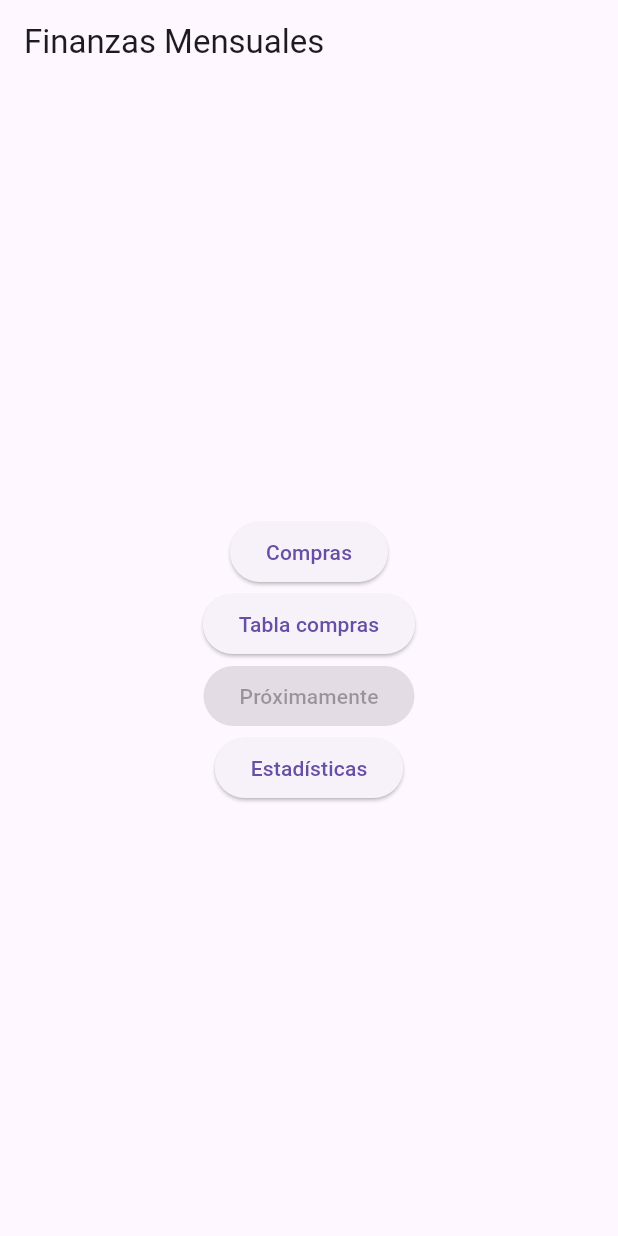
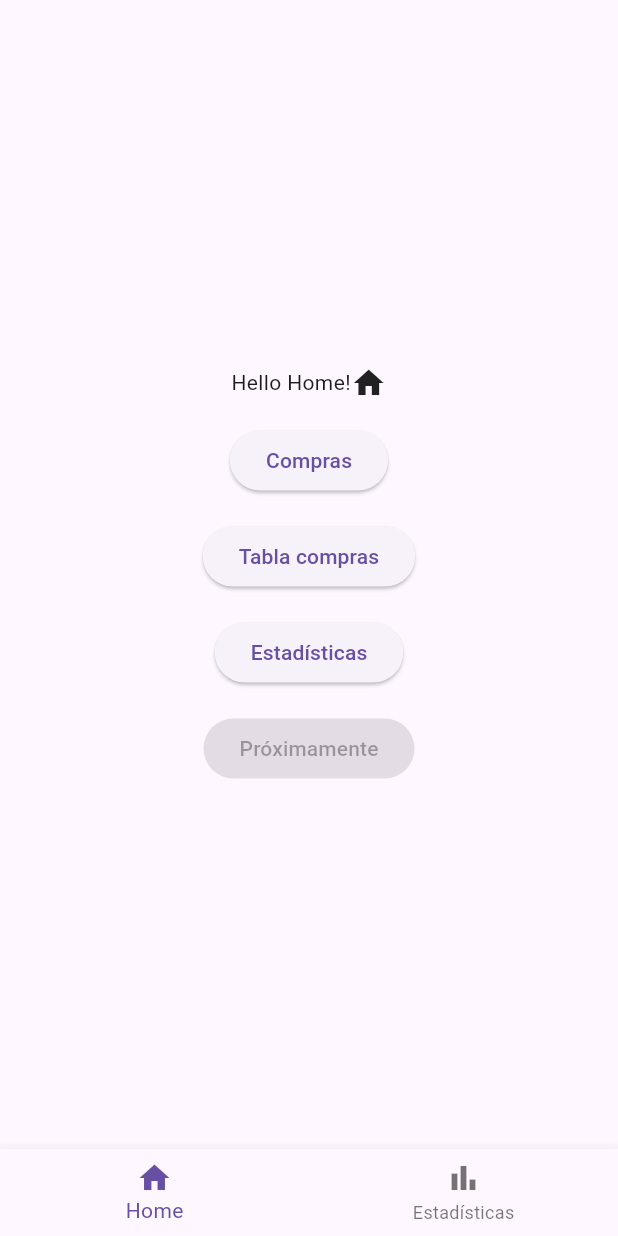
Before and after one commit to JoelAPL/Finazas_app, a Flutter app: the screen it shows after launch, on a phone screen of 412 x 824 dp. Run offline on Flutter 3.47's test engine with Material 3 defaults, Android fonts, the phone set to English and light mode, and no system bars; our stand-ins replace sqflite, syncfusion_flutter_charts; accounts and stored records are empty.

Commit message:
Theme planille

```diff
--- a/analysis_options.yaml
+++ b/analysis_options.yaml
@@ -7,6 +7,9 @@
 
 # The following line activates a set of recommended lints for Flutter apps,
 # packages, and plugins designed to encourage good coding practices.
+analyzer:
+  errors:
+    unused_import: ignore
 include: package:flutter_lints/flutter.yaml
 
 linter:
--- a/lib/main.dart
+++ b/lib/main.dart
@@ -10,55 +10,199 @@ class MyApp extends StatelessWidget {
   Widget build(BuildContext context) {
     return MaterialApp(
       title: 'Finanzas Mensuales',
-      theme: ThemeData(primarySwatch: Colors.blue),
-      home: HomePage(),
+      theme: ThemeData(
+        primarySwatch: Colors.blue,
+      ),
+      home: const PersistentTabsDemo(),
     );
   }
 }
 
-class HomePage extends StatelessWidget {
+class PersistentTabs extends StatelessWidget {
+  const PersistentTabs({required this.screenWidgets, this.currentTabIndex = 0, Key? key}) : super(key: key);
+  final int? currentTabIndex;
+  final List<Widget> screenWidgets;
+
+  List<Widget> _buildOffstageWidgets() {
+    return screenWidgets
+        .map(
+          (w) => Offstage(
+            offstage: currentTabIndex != screenWidgets.indexOf(w),
+            child: Navigator(
+              onGenerateRoute: (routeSettings) {
+                return MaterialPageRoute(builder: (_) => w);
+              },
+            ),
+          ),
+        )
+        .toList();
+  }
+
+  @override
+  Widget build(BuildContext context) {
+    return Stack(
+      children: _buildOffstageWidgets(),
+    );
+  }
+}
+
+class PersistentTabsDemo extends StatefulWidget {
+  const PersistentTabsDemo({Key? key}) : super(key: key);
+
+  @override
+  State<PersistentTabsDemo> createState() => _PersistentTabsDemoState();
+}
+
+class _PersistentTabsDemoState extends State<PersistentTabsDemo> {
+  int? currentTabIndex;
+
+  @override
+  void initState() {
+    super.initState();
+    currentTabIndex = 0;
+  }
+
+  void setCurrentIndex(int val) {
+    setState(() {
+      currentTabIndex = val;
+    });
+  }
+
   @override
   Widget build(BuildContext context) {
     return Scaffold(
-      appBar: AppBar(title: Text('Finanzas Mensuales')),
+      body: PersistentTabs(
+        currentTabIndex: currentTabIndex,
+        screenWidgets: const [Home(), StatsScreen()],
+      ),
+      bottomNavigationBar: BottomNavigationBar(
+        onTap: setCurrentIndex,
+        currentIndex: currentTabIndex!,
+        items: const [
+          BottomNavigationBarItem(
+            icon: Icon(Icons.home),
+            label: 'Home',
+          ),
+          BottomNavigationBarItem(
+            icon: Icon(Icons.bar_chart),
+            label: 'Estadísticas',
+          ),
+        ],
+      ),
+    );
+  }
+}
+
+void _pushTo(BuildContext context, Widget screen) {
+  Navigator.push(context, MaterialPageRoute(builder: (_) => screen));
+}
+
+class Home extends StatelessWidget {
+  const Home({Key? key}) : super(key: key);
+
+  @override
+  Widget build(BuildContext context) {
+    return Scaffold(
       body: Center(
+        child: Padding(
+          padding: const EdgeInsets.all(32.0),
           child: Column(
             mainAxisAlignment: MainAxisAlignment.center,
             children: [
+              Row(
+                mainAxisAlignment: MainAxisAlignment.center,
+                children: const [
+                  Text('Hello Home!'),
+                  Icon(Icons.home),
+                ],
+              ),
+              const SizedBox(height: 16),
               ElevatedButton(
                 onPressed: () {
-                Navigator.push(
+                  _pushTo(
                     context,
-                  MaterialPageRoute(builder: (context) => AddCompraScreen()),
+                    AddCompraScreen(),
                   );
                 },
-              child: Text('Compras'),
+                child: const Text('Compras'),
               ),
+              const SizedBox(height: 16),
               ElevatedButton(
                 onPressed: () {
-                Navigator.push(
+                  _pushTo(
                     context,
-                  MaterialPageRoute(builder: (context) => TableScreen()),
+                    TableScreen(),
                   );
                 },
-              child: Text('Tabla compras'),
+                child: const Text('Tabla compras'),
               ),
+              const SizedBox(height: 16),
+              ElevatedButton(
+                onPressed: () {
+                  _pushTo(
+                    context,
+                    StatsScreen(),
+                  );
+                },
+                child: const Text('Estadísticas'),
+              ),
+              const SizedBox(height: 16),
               ElevatedButton(
                 onPressed: null,
-              child: Text('Próximamente'),
-            ),
-            ElevatedButton(
-              onPressed: () {
-                Navigator.push(
-                  context,
-                  MaterialPageRoute(builder: (context) => StatsScreen()),
-                );
-              },
-              child: Text('Estadísticas'),
+                child: const Text('Próximamente'),
               ),
             ],
+          ),
         ),
       ),
     );
   }
 }
+
+class StatsScreen extends StatelessWidget {
+  const StatsScreen({Key? key}) : super(key: key);
+
+  @override
+  Widget build(BuildContext context) {
+    return Scaffold(
+      appBar: AppBar(
+        title: const Text('Estadísticas'),
+      ),
+      body: const Center(
+        child: Text('Aquí van las estadísticas'),
+      ),
+    );
+  }
+}
+
+class AddCompraScreen extends StatelessWidget {
+  const AddCompraScreen({Key? key}) : super(key: key);
+
+  @override
+  Widget build(BuildContext context) {
+    return Scaffold(
+      appBar: AppBar(
+        title: const Text('Agregar Compra'),
+      ),
+      body: const Center(
+        child: Text('Pantalla para agregar compra'),
+      ),
+    );
+  }
+}
+
+class TableScreen extends StatelessWidget {
+  const TableScreen({Key? key}) : super(key: key);
+
+  @override
+  Widget build(BuildContext context) {
+    return Scaffold(
+      appBar: AppBar(
+        title: const Text('Tabla de Compras'),
+      ),
+      body: const Center(
+        child: Text('Pantalla con tabla de compras'),
+      ),
+    );
+  }
+}
```
Lines whose indentation alone changed are shown as unchanged.
